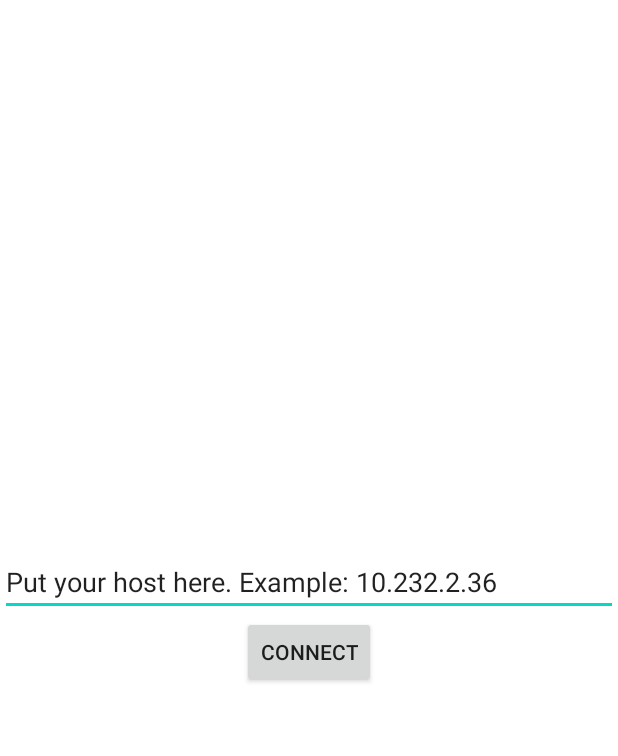
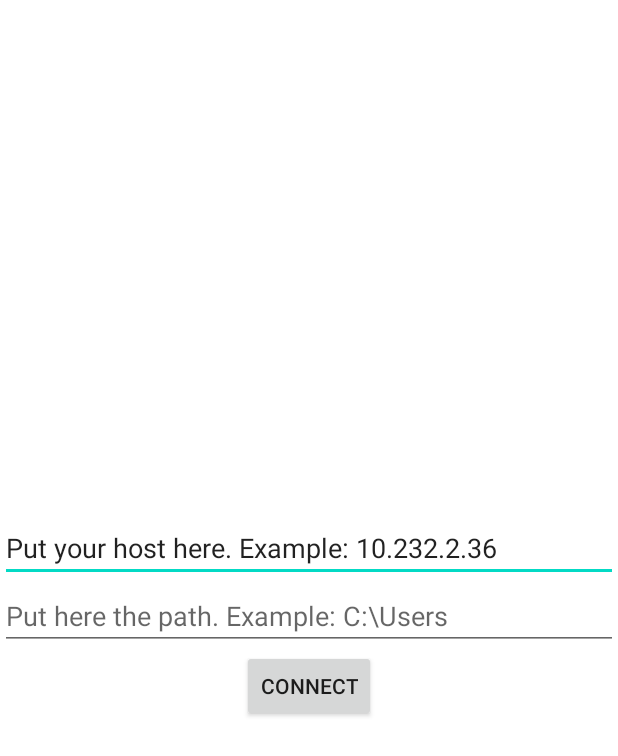
Before and after one commit to Maximandri/Connect-java-and-android-app-through-sockets-ANDROID, an Android app: the screen it shows after launch (MainActivity), on a phone screen of 412 x 824 dp. Shown: the top 756 px of the screen. Run offline under Robolectric (Android 15) with nearby library versions, the phone set to English and light mode, and no system bars.

Commit message:
Update activity_main.xml

```diff
--- a/app/src/main/res/layout/activity_main.xml
+++ b/app/src/main/res/layout/activity_main.xml
@@ -12,6 +12,13 @@
         android:text="Put your host here. Example: 10.232.2.36">
     </EditText>
 
+    <EditText
+        android:id="@+id/EditText02"
+        android:layout_width="match_parent"
+        android:layout_height="wrap_content"
+        android:hint="Put here the path. Example: C:\\Users"
+        />
+
     <Button
         android:id="@+id/myButton"
         android:layout_width="wrap_content"
```
